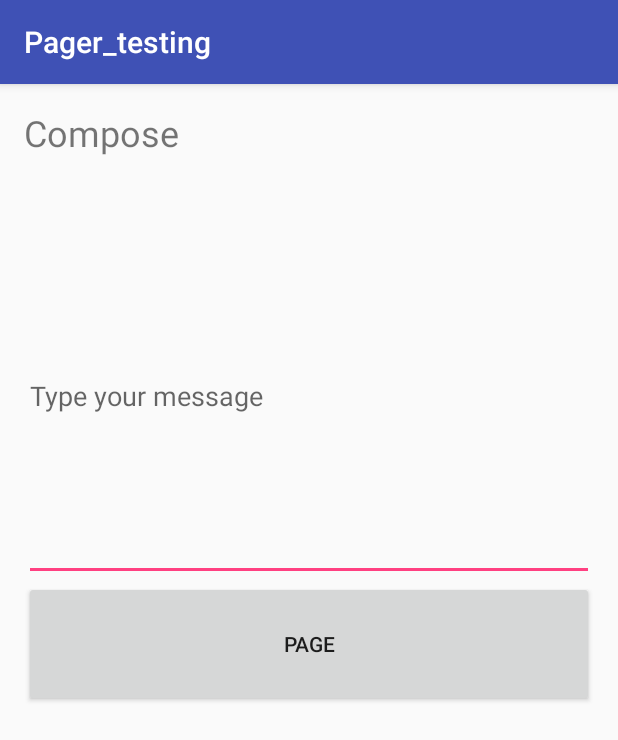
After one commit to teampageme/pager, an Android app: the Compose screen opened directly, with no data from a screen before it, on a phone screen of 412 x 824 dp. The commit adds this screen. Shown: the top 740 px of the screen. Run offline under Robolectric (Android 15) with nearby library versions, the phone set to English and light mode, and no system bars.

Commit message:
Compose Activity Added
A new activity has been added that is redirected to the user as soon as
he logs in successfully. This activity is only concerened about sending
messages to other pagers. For now only the UI for the activity has been
developed.

```diff
--- /dev/null
+++ b/Pager_testing/app/src/main/java/com/example/ibm/pager_testing/Compose.java
@@ -0,0 +1,13 @@
+package com.example.ibm.pager_testing;
+
+import android.support.v7.app.AppCompatActivity;
+import android.os.Bundle;
+
+public class Compose extends AppCompatActivity {
+
+    @Override
+    protected void onCreate(Bundle savedInstanceState) {
+        super.onCreate(savedInstanceState);
+        setContentView(R.layout.activity_compose);
+    }
+}
--- /dev/null
+++ b/Pager_testing/app/src/main/res/layout/activity_compose.xml
@@ -0,0 +1,45 @@
+<?xml version="1.0" encoding="utf-8"?>
+<RelativeLayout xmlns:android="http://schemas.android.com/apk/res/android"
+    xmlns:tools="http://schemas.android.com/tools"
+    android:id="@+id/activity_compose"
+    android:layout_width="match_parent"
+    android:layout_height="match_parent"
+    android:paddingBottom="@dimen/activity_vertical_margin"
+    android:paddingLeft="@dimen/activity_horizontal_margin"
+    android:paddingRight="@dimen/activity_horizontal_margin"
+    android:paddingTop="@dimen/activity_vertical_margin"
+    tools:context="com.example.ibm.pager_testing.Compose">
+
+    <LinearLayout
+        android:orientation="vertical"
+        android:layout_width="match_parent"
+        android:layout_height="match_parent"
+        android:weightSum="1">
+
+        <TextView
+            android:text="Compose"
+            android:layout_width="match_parent"
+            android:layout_height="wrap_content"
+            android:id="@+id/compose"
+            android:layout_weight="0.06"
+            android:textSize="24sp" />
+
+        <EditText
+            android:layout_width="match_parent"
+            android:layout_height="wrap_content"
+            android:inputType="number"
+            android:ems="10"
+            android:id="@+id/Message"
+            android:layout_weight="0.33"
+            android:hint="Type your message"
+            android:textAlignment="viewStart" />
+
+        <Button
+            android:text="Page"
+            android:layout_width="match_parent"
+            android:layout_height="wrap_content"
+            android:id="@+id/Sending"
+            android:layout_weight="0.06" />
+
+    </LinearLayout>
+</RelativeLayout>
--- a/Pager_testing/app/src/main/res/layout/activity_main.xml
+++ b/Pager_testing/app/src/main/res/layout/activity_main.xml
@@ -8,7 +8,7 @@
     android:paddingLeft="@dimen/activity_horizontal_margin"
     android:paddingRight="@dimen/activity_horizontal_margin"
     android:paddingTop="@dimen/activity_vertical_margin"
-    tools:context="com.example.ibm.pager_testing.MainActivity">
+    tools:context="com.example.ibm.pager_testing.LogIn">
 
     <TextView
         android:text="UserID"
--- a/Pager_testing/app/src/main/res/layout/activity_paging.xml
+++ b/Pager_testing/app/src/main/res/layout/activity_paging.xml
@@ -9,7 +9,7 @@
     android:paddingLeft="@dimen/activity_horizontal_margin"
     android:paddingRight="@dimen/activity_horizontal_margin"
     android:paddingTop="@dimen/activity_vertical_margin"
-    tools:context="com.example.ibm.pager_testing.paging">
+    tools:context="com.example.ibm.pager_testing.Paging">
 
     <LinearLayout
         android:orientation="horizontal"
```
Also changed, not shown: Pager_testing/app/src/main/AndroidManifest.xml (+6 -3 lines), Pager_testing/app/src/main/java/com/example/ibm/pager_testing/LogIn.java (added, +44 -0 lines), Pager_testing/app/src/main/java/com/example/ibm/pager_testing/paging.java (+20 -3 lines).
